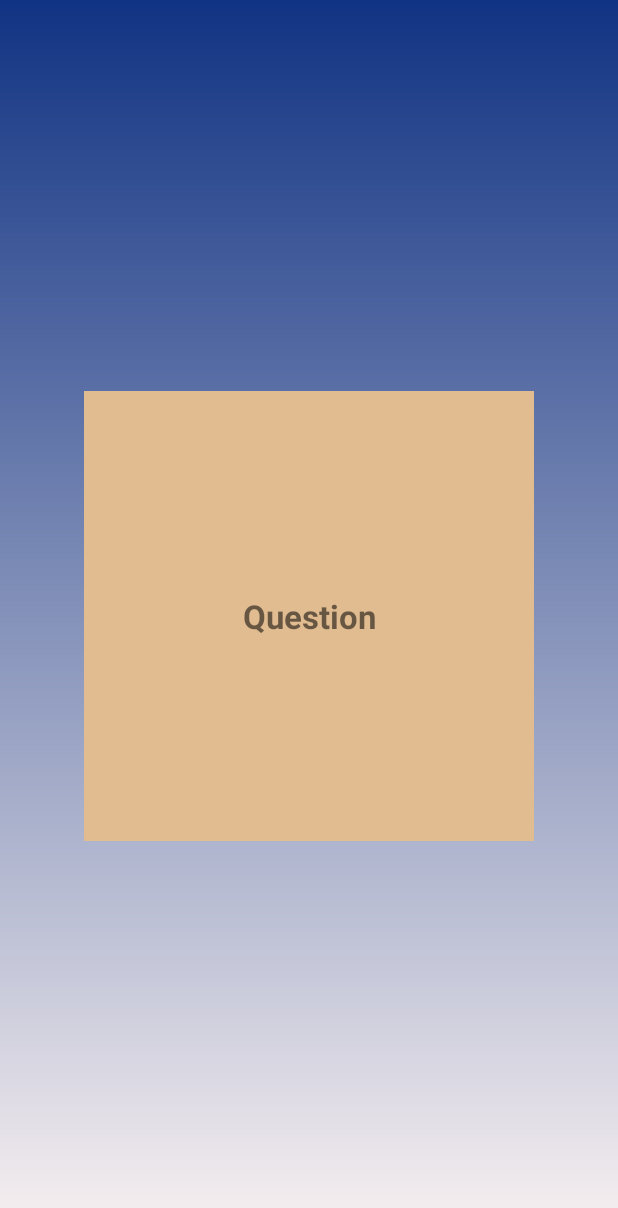
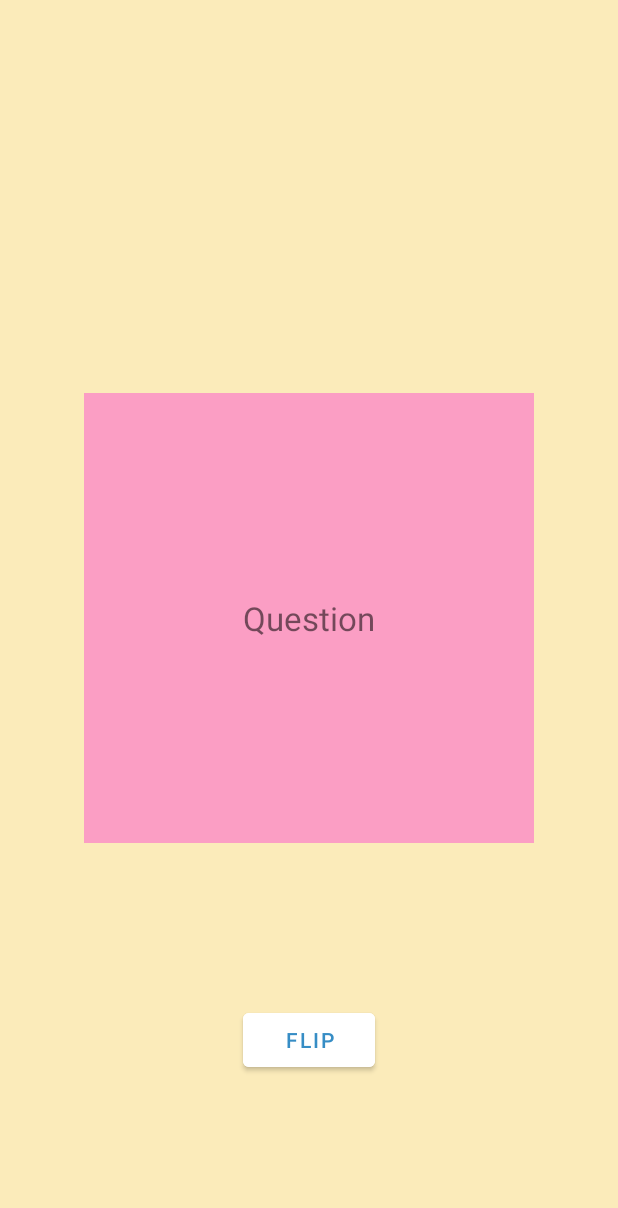
Before and after one commit to vmsaif/reversibleLearning, an Android app: the CardviewActivity screen opened directly, with no data from a screen before it, on a phone screen of 412 x 824 dp. Shown: the top 1208 px of the screen. Run offline under Robolectric (Android 15) with nearby library versions, the light colour scheme and no system bars; Roboto replaces fonts that are not available here; 2 statements that could not run were skipped.

Commit message:
Re did the flashcard flip animation implementation
Couple of animation files added

```diff
--- a/app/src/main/java/presentation/CardviewActivity.java
+++ b/app/src/main/java/presentation/CardviewActivity.java
@@ -22,37 +22,44 @@ import logic.FlashcardLogic;
 public class CardviewActivity extends AppCompatActivity {
 
     //variables
-    private ObjectAnimator anime_1;
-    private ObjectAnimator anime_2;
-
-
+    private AnimatorSet front_anim;
+    private AnimatorSet back_anim;
+    private boolean isFront;
 
     @Override
     protected void onCreate(Bundle savedInstanceState) {
         super.onCreate(savedInstanceState);
         setContentView(R.layout.activity_cardview);
+        isFront = true;
+        float scale = getApplicationContext().getResources().getDisplayMetrics().density; //setting a scale variable to adjust view during annimations
+        TextView card_front = findViewById(R.id.card_front); //accessing card front text view
+        TextView card_back = findViewById(R.id.card_back); //accessing card back text view
 
-        TextView front_card = (TextView) findViewById(R.id.card_front);
+        card_front.setCameraDistance(8000*scale); //adjusting the camera distance
+        card_back.setCameraDistance(8000*scale); //adjusting the camera distance
 
-        front_card.setOnClickListener(new View.OnClickListener() {
+        front_anim = (AnimatorSet) AnimatorInflater.loadAnimator(getApplicationContext(),R.animator.front_anim); //setting  the front_anim variable to the animator resource file front_anim
+        back_anim = (AnimatorSet) AnimatorInflater.loadAnimator(getApplicationContext(),R.animator.back_anim); //setting  the back_anim variable to the animator resource file back_anim
+        Button flipButton = findViewById(R.id.flip_button);
+
+        flipButton.setOnClickListener(new View.OnClickListener() {
             @Override
             public void onClick(View v) {
-                anime_1 = ObjectAnimator.ofFloat(front_card, "scaleX", 1f, 0f);//first animation will shrink to reveal the back side
-                anime_2 = ObjectAnimator.ofFloat(front_card, "scaleX", 0f, 1f);//reverse of the previous line
-                anime_1.setInterpolator(new DecelerateInterpolator());//reducing speed of animation at the start while flipping
-                anime_2.setInterpolator(new AccelerateInterpolator());//bringing the speed back ti normal
-
-                anime_1.addListener(new AnimatorListenerAdapter() {
-                    @Override
-                    public void onAnimationEnd(Animator animation) {
-                        super.onAnimationEnd(animation);
-                        front_card.setText("Answer"); //placeholder text reveals the answer...real implementation will be done once actual database is implemented
-                        anime_2.start();
-                    }
-                });//AnimatorListenerAdapter
-                anime_1.start();
+                front_anim.setTarget(card_front);
+                back_anim.setTarget(card_back);
+                if(isFront){
+                    front_anim.start();
+                    back_anim.start();
+                    isFront = false;
+                }//if
+                else{
+                    back_anim.start();
+                    front_anim.start();
+                    isFront = true;
+                }//else
             }//onClick
         });
 
+
     }//onCreate
 }//Cardview class
--- a/app/src/main/res/layout/activity_cardview.xml
+++ b/app/src/main/res/layout/activity_cardview.xml
@@ -4,29 +4,66 @@
     xmlns:tools="http://schemas.android.com/tools"
     android:layout_width="match_parent"
     android:layout_height="match_parent"
-    android:background="@drawable/bluish_bg"
+    android:background="@color/yollowish"
     tools:context="presentation.CardviewActivity">
+
+<!--    <TextView-->
+<!--        android:id="@+id/card_front"-->
+<!--        android:layout_width="300dp"-->
+<!--        android:layout_height="300dp"-->
+<!--        android:layout_marginStart="55dp"-->
+<!--        android:layout_marginTop="178dp"-->
+<!--        android:layout_marginEnd="56dp"-->
+<!--        android:layout_marginBottom="181dp"-->
+<!--        android:background="@color/light_peach"-->
+<!--        android:gravity="center"-->
+<!--        android:text="@string/question"-->
+<!--        android:textAlignment="center"-->
+<!--        android:textSize="22sp"-->
+<!--        android:textStyle="bold"-->
+<!--        app:layout_constraintBottom_toBottomOf="parent"-->
+<!--        app:layout_constraintEnd_toEndOf="parent"-->
+<!--        app:layout_constraintStart_toStartOf="parent"-->
+<!--        app:layout_constraintTop_toTopOf="parent" />-->
 
     <TextView
         android:id="@+id/card_front"
         android:layout_width="300dp"
         android:layout_height="300dp"
-        android:layout_marginStart="55dp"
-        android:layout_marginTop="178dp"
-        android:layout_marginEnd="56dp"
-        android:layout_marginBottom="181dp"
-        android:background="@color/light_peach"
-        android:gravity="center"
         android:text="@string/question"
         android:textAlignment="center"
+        android:gravity="center"
+        android:background="@color/light_pink"
         android:textSize="22sp"
-        android:textStyle="bold"
+        android:alpha="1"
+        app:layout_constraintBottom_toBottomOf="parent"
+        app:layout_constraintLeft_toLeftOf="parent"
+        app:layout_constraintRight_toRightOf="parent"
+        app:layout_constraintTop_toTopOf="parent"/>
+
+    <TextView
+        android:id="@+id/card_back"
+        android:layout_width="300dp"
+        android:layout_height="300dp"
+        android:text="@string/answer"
+        android:textAlignment="center"
+        android:gravity="center"
+        android:background="@color/light_blue"
+        android:textSize="22sp"
+        android:alpha="0"
+        app:layout_constraintBottom_toBottomOf="parent"
+        app:layout_constraintLeft_toLeftOf="parent"
+        app:layout_constraintRight_toRightOf="parent"
+        app:layout_constraintTop_toTopOf="parent"/>
+
+    <Button
+        android:id="@+id/flip_button"
+        android:layout_width="wrap_content"
+        android:layout_height="wrap_content"
+        android:text="@string/flip"
         app:layout_constraintBottom_toBottomOf="parent"
         app:layout_constraintEnd_toEndOf="parent"
         app:layout_constraintStart_toStartOf="parent"
-        app:layout_constraintTop_toTopOf="parent" />
-
-
-
-
+        app:layout_constraintTop_toBottomOf="@+id/card_front"
+        android:backgroundTint="@color/white"/>
 </androidx.constraintlayout.widget.ConstraintLayout>
--- a/app/src/main/res/values/strings.xml
+++ b/app/src/main/res/values/strings.xml
@@ -1,5 +1,5 @@
 <resources>
-    <string name="app_name">Flashcard Study</string>
+    <string name="app_name">Reversible Learning</string>
     <string name="make_flashcard">Make Flashcard</string>
     <string name="make_question">Enter Question</string>
     <string name="create_flashcard">Create Flashcard</string>
```
